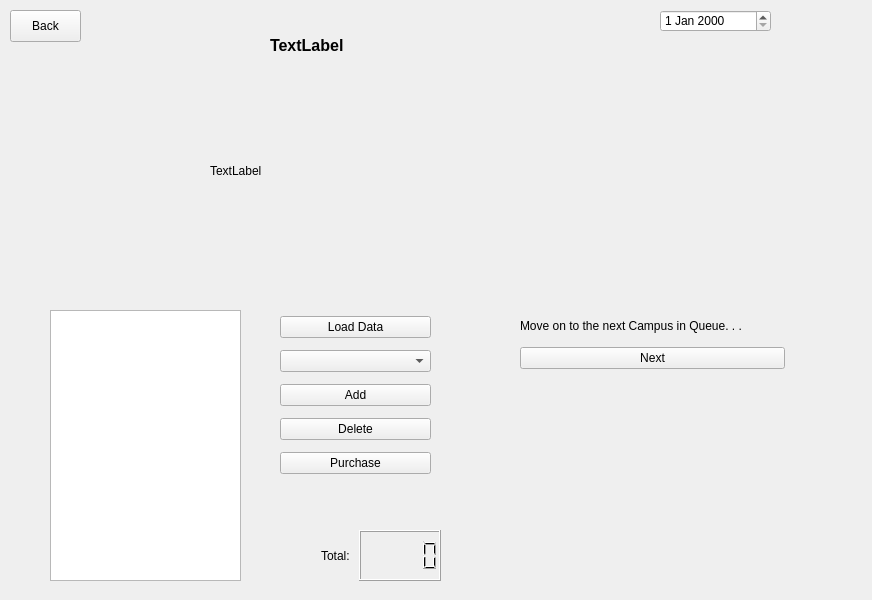
First picture: the form in mainwindow.ui, repository mattjang1101/CS1D-Project-1-Go-Big-O-Go-Home-, before the edit.
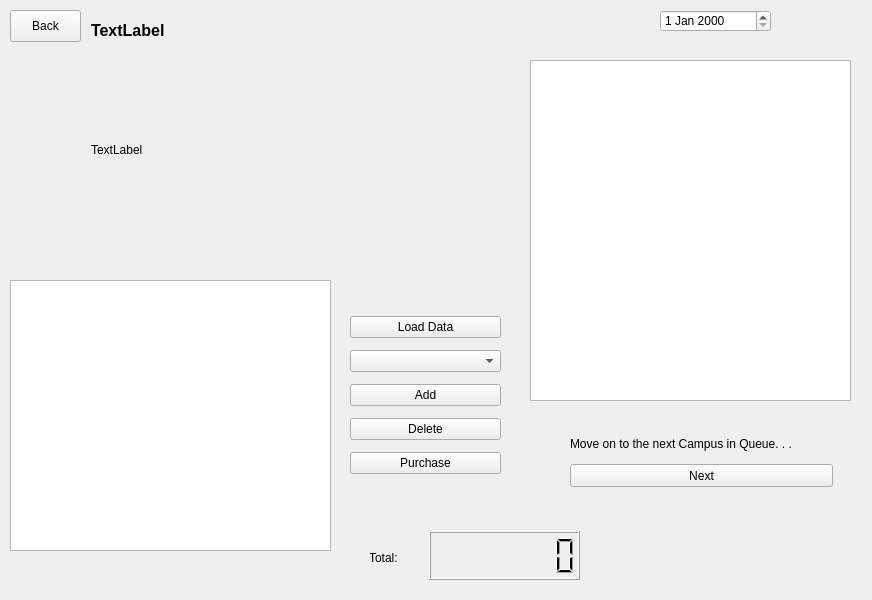
Second picture: the form after the edit.

```diff
--- a/mainwindow.ui
+++ b/mainwindow.ui
@@ -791,9 +791,9 @@
      <widget class="QTableView" name="tableView_2">
       <property name="geometry">
        <rect>
-        <x>50</x>
-        <y>310</y>
-        <width>191</width>
+        <x>10</x>
+        <y>280</y>
+        <width>321</width>
         <height>271</height>
        </rect>
       </property>
@@ -814,32 +814,7 @@
      <widget class="QWidget" name="layoutWidget">
       <property name="geometry">
        <rect>
-        <x>270</x>
-        <y>530</y>
-        <width>171</width>
-        <height>51</height>
-       </rect>
-      </property>
-      <layout class="QHBoxLayout" name="horizontalLayout">
-       <item>
-        <widget class="QLabel" name="label_7">
-         <property name="text">
-          <string>Total: </string>
-         </property>
-         <property name="alignment">
-          <set>Qt::AlignRight|Qt::AlignTrailing|Qt::AlignVCenter</set>
-         </property>
-        </widget>
-       </item>
-       <item>
-        <widget class="QLCDNumber" name="lcdNumber"/>
-       </item>
-      </layout>
-     </widget>
-     <widget class="QWidget" name="layoutWidget">
-      <property name="geometry">
-       <rect>
-        <x>280</x>
+        <x>350</x>
         <y>310</y>
         <width>151</width>
         <height>174</height>
@@ -882,36 +857,21 @@
      <widget class="QWidget" name="layoutWidget">
       <property name="geometry">
        <rect>
-        <x>520</x>
-        <y>310</y>
+        <x>570</x>
+        <y>430</y>
         <width>265</width>
         <height>59</height>
        </rect>
       </property>
-      <layout class="QVBoxLayout" name="verticalLayout_4">
-       <item>
-        <widget class="QLabel" name="label_8">
-         <property name="text">
-          <string>Move on to the next Campus in Queue. . . </string>
-         </property>
-        </widget>
-       </item>
-       <item>
-        <widget class="QPushButton" name="pushButton_5">
-         <property name="text">
-          <string>Next</string>
-         </property>
-        </widget>
-       </item>
-      </layout>
+      <layout class="QVBoxLayout" name="verticalLayout_4"/>
      </widget>
      <widget class="QLabel" name="collegeNameLabel">
       <property name="geometry">
        <rect>
-        <x>270</x>
-        <y>20</y>
-        <width>231</width>
-        <height>51</height>
+        <x>91</x>
+        <y>21</y>
+        <width>371</width>
+        <height>19</height>
        </rect>
       </property>
       <property name="font">
@@ -928,9 +888,9 @@
      <widget class="QLabel" name="collegePicturesLabel">
       <property name="geometry">
        <rect>
-        <x>210</x>
-        <y>70</y>
-        <width>431</width>
+        <x>91</x>
+        <y>49</y>
+        <width>391</width>
         <height>201</height>
        </rect>
       </property>
@@ -938,6 +898,76 @@
        <string>TextLabel</string>
       </property>
      </widget>
+     <widget class="QLabel" name="label_8">
+      <property name="geometry">
+       <rect>
+        <x>570</x>
+        <y>430</y>
+        <width>263</width>
+        <height>28</height>
+       </rect>
+      </property>
+      <property name="text">
+       <string>Move on to the next Campus in Queue. . . </string>
+      </property>
+     </widget>
+     <widget class="QPushButton" name="nextCollegeButton">
+      <property name="geometry">
+       <rect>
+        <x>570</x>
+        <y>464</y>
+        <width>263</width>
+        <height>23</height>
+       </rect>
+      </property>
+      <property name="text">
+       <string>Next</string>
+      </property>
+     </widget>
+     <widget class="QTextBrowser" name="collegeDescriptionTextBrowser">
+      <property name="geometry">
+       <rect>
+        <x>530</x>
+        <y>60</y>
+        <width>321</width>
+        <height>341</height>
+       </rect>
+      </property>
+      <property name="font">
+       <font>
+        <pointsize>11</pointsize>
+       </font>
+      </property>
+     </widget>
+     <widget class="QLabel" name="label_7">
+      <property name="geometry">
+       <rect>
+        <x>370</x>
+        <y>550</y>
+        <width>31</width>
+        <height>16</height>
+       </rect>
+      </property>
+      <property name="text">
+       <string>Total: </string>
+      </property>
+      <property name="alignment">
+       <set>Qt::AlignRight|Qt::AlignTrailing|Qt::AlignVCenter</set>
+      </property>
+     </widget>
+     <widget class="QLCDNumber" name="priceLCDNumber">
+      <property name="geometry">
+       <rect>
+        <x>429</x>
+        <y>531</y>
+        <width>151</width>
+        <height>49</height>
+       </rect>
+      </property>
+      <property name="digitCount">
+       <number>7</number>
+      </property>
+     </widget>
     </widget>
    </widget>
   </widget>
```
Left out of the diff: 10 changed lines with no effect on the pictures.
